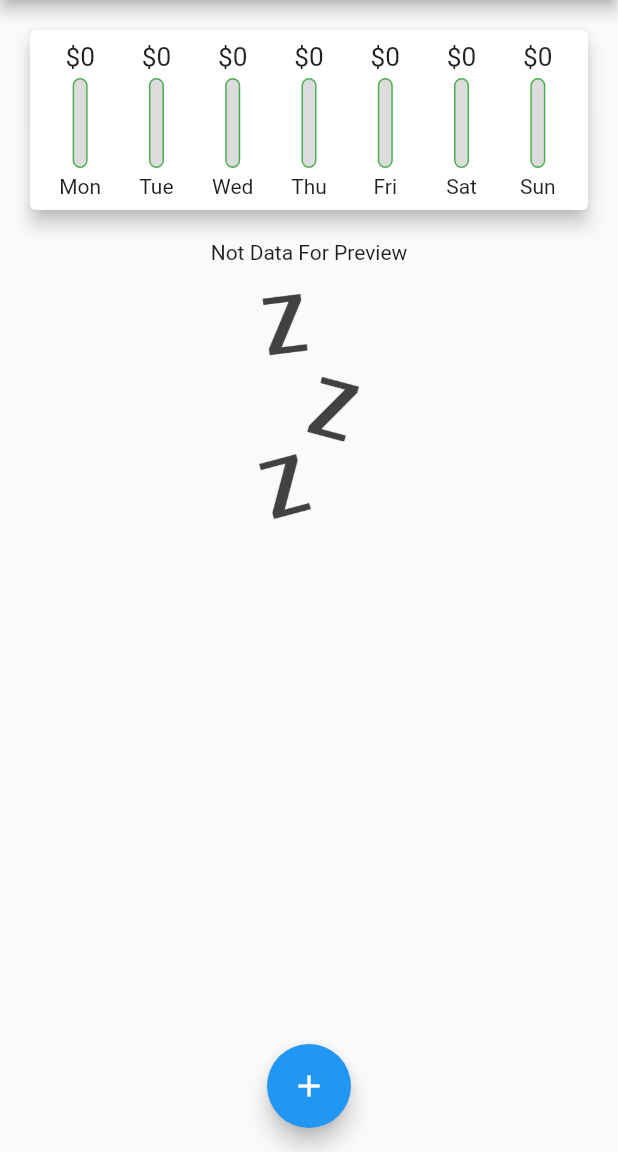
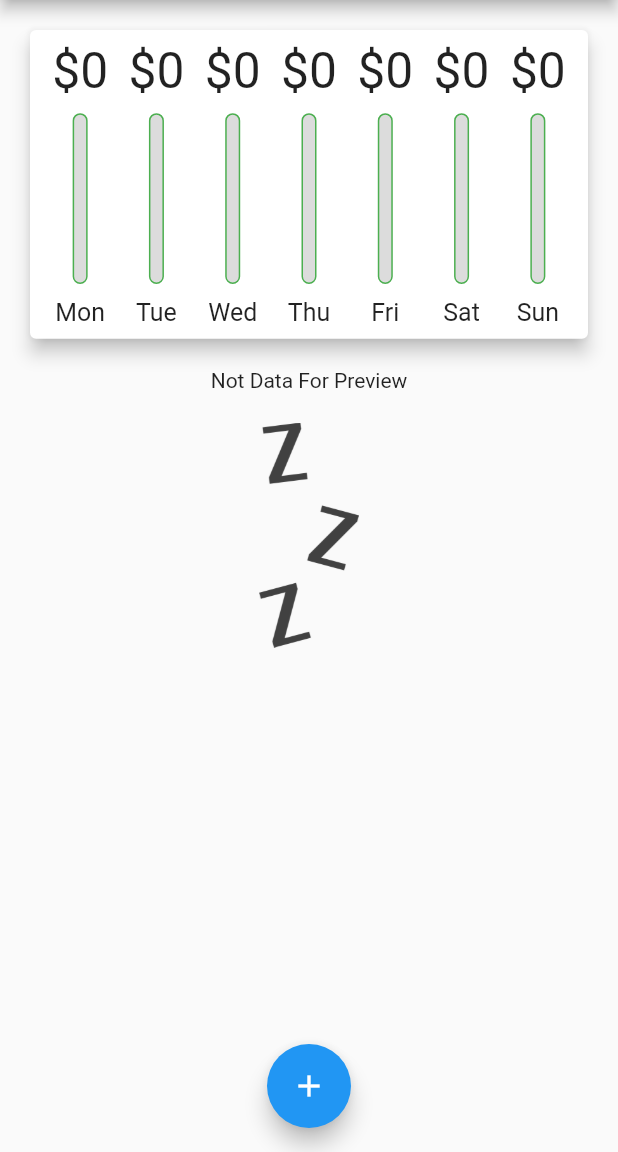
Before and after one commit to rahmatei/chart, a Flutter app: the screen it shows after launch, on a phone screen of 412 x 824 dp, the part 84-1236 px from its top. Run offline on Flutter 3.47's test engine with Material 2 defaults, Android fonts, the phone set to English and light mode, and no system bars.

Commit message:
responsive

```diff
--- a/lib/Widget/chart_bar.dart
+++ b/lib/Widget/chart_bar.dart
@@ -12,19 +12,20 @@ class ChartBar extends StatelessWidget {
 
   @override
   Widget build(BuildContext context) {
-    print("pct : ${spendingPctAmount.toString()}");
+    //print("pct : ${spendingPctAmount.toString()}");
+    return LayoutBuilder(builder: (ctx, constraint) {
       return Column(
         children: [
           Container(
-            height: 20,
+              height: constraint.maxHeight * 0.2,
               child: FittedBox(
                   child: Text('\$${spendingAmount.toStringAsFixed(0)}'))),
           SizedBox(
-          height: 4,
+            height: constraint.maxHeight * 0.05,
           ),
           Container(
             width: 10,
-          height: 60,
+            height: constraint.maxHeight * 0.6,
             child: Stack(
               children: [
                 Container(
@@ -45,10 +46,13 @@ class ChartBar extends StatelessWidget {
             ),
           ),
           SizedBox(
-          height: 4,
+            height: constraint.maxHeight * 0.05,
           ),
-        Text(lable)
+          Container(
+              height: constraint.maxHeight * 0.1,
+              child: FittedBox(child: Text(lable)))
         ],
       );
+    });
   }
 }
--- a/lib/Widget/transaction_list.dart
+++ b/lib/Widget/transaction_list.dart
@@ -6,13 +6,12 @@ class TransactionList extends StatelessWidget {
   final List<Transaction> trx;
   final Function trxDel;
 
-  TransactionList({required this.trx,required this.trxDel});
+  TransactionList({required this.trx, required this.trxDel});
 
   @override
   Widget build(BuildContext context) {
-    return Container(
-        height: 200,
-        child: trx.isEmpty
+    //final textScaleSize = MediaQuery.of(context).textScaleFactor;
+    return trx.isEmpty
         ? Column(
             children: [
               Text('Not Data For Preview'),
@@ -56,7 +55,10 @@ class TransactionList extends StatelessWidget {
                         color: Colors.grey,
                       ),
                     ),
-                        trailing: IconButton(icon: Icon(Icons.access_alarm),onPressed:()=>trxDel(trx[index].id),),
+                    trailing: IconButton(
+                      icon: Icon(Icons.access_alarm),
+                      onPressed: () => trxDel(trx[index].id),
+                    ),
                   )
 
                   /* Row(
@@ -97,6 +99,6 @@ class TransactionList extends StatelessWidget {
                     ),*/
                   );
             },
-                itemCount: trx.length));
+            itemCount: trx.length);
   }
 }
--- a/lib/main.dart
+++ b/lib/main.dart
@@ -3,8 +3,12 @@ import 'package:chart/Widget/new_transaction.dart';
 import 'package:chart/Widget/transaction_list.dart';
 import 'package:chart/models/transaction.dart';
 import 'package:flutter/material.dart';
+import 'package:flutter/services.dart';
 
 void main() {
+  WidgetsFlutterBinding.ensureInitialized();
+  SystemChrome.setPreferredOrientations(
+      [DeviceOrientation.portraitUp, DeviceOrientation.portraitUp]);
   runApp(MyApp());
 }
 
@@ -56,7 +60,7 @@ class _MyHomeState extends State<MyHome> {
     // Transaction(id: 'tx2', title: 'Shirt', amount: 5.10, dt: DateTime.now()),
   ];
 
-  void _addTransaction(String name, double amount,DateTime selectedDate) {
+  void _addTransaction(String name, double amount, DateTime selectedDate) {
     setState(() {
       transaction.add(Transaction(
           id: DateTime.now().toString(),
@@ -77,15 +81,16 @@ class _MyHomeState extends State<MyHome> {
           );
         });
   }
-  void deleteTransaction(String id){
+
+  void deleteTransaction(String id) {
     setState(() {
-    transaction.removeWhere((data) => data.id==id);
+      transaction.removeWhere((data) => data.id == id);
     });
   }
+
   @override
   Widget build(BuildContext context) {
-    return Scaffold(
-      appBar: AppBar(
+    final appbar = AppBar(
       backgroundColor: Theme.of(context).primaryColor,
       title: Text(
         'Data Transaction',
@@ -97,19 +102,33 @@ class _MyHomeState extends State<MyHome> {
               Icons.add,
             ))
       ],
-      ),
+    );
+    return Scaffold(
+      appBar: appbar,
       body: SingleChildScrollView(
         child: SafeArea(
             child: Column(
           crossAxisAlignment: CrossAxisAlignment.stretch,
           children: [
-            Chart(
+            Container(
+              height: (MediaQuery.of(context).size.height -
+                      appbar.preferredSize.height -
+                      MediaQuery.of(context).padding.top) *
+                  0.32,
+              child: Chart(
                 recentedtrx: transaction.where((tx) {
                   return tx.dt
                       .isAfter(DateTime.now().subtract(Duration(days: 7)));
                 }).toList(),
               ),
-            TransactionList(trx: transaction,trxDel:deleteTransaction)
+            ),
+            Container(
+                height: (MediaQuery.of(context).size.height -
+                        appbar.preferredSize.height -
+                        MediaQuery.of(context).padding.top) *
+                    0.68,
+                child: TransactionList(
+                    trx: transaction, trxDel: deleteTransaction))
           ],
         )),
       ),
```
Also changed, not shown: pubspec.lock. Lines whose indentation alone changed are shown as unchanged.
